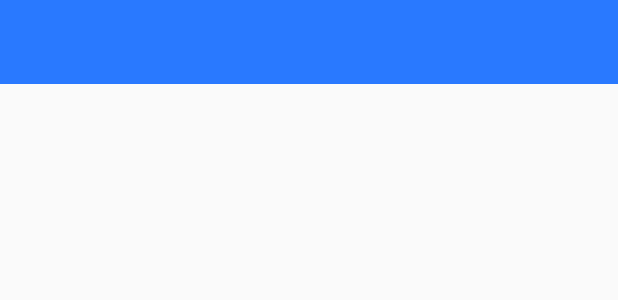
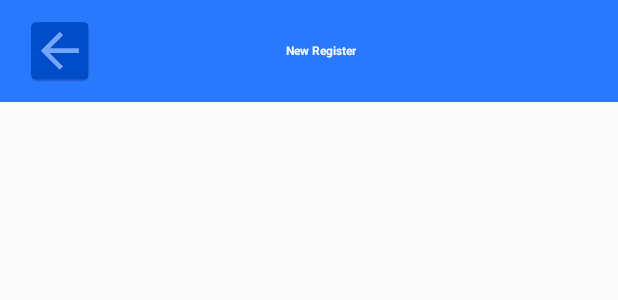
Before and after one commit to bunpodp/WhereSDU, an Android app: the layout register_fragment_layout.xml on its own in the app's theme, with its tools: preview values and no code run, on a phone screen of 412 x 824 dp. Shown: the top 300 px of the screen. Run offline under Robolectric (Android 15) with nearby library versions, the phone set to English and light mode, and no system bars.

Commit message:
Back Controller OK...

```diff
--- a/app/src/main/res/layout/register_fragment_layout.xml
+++ b/app/src/main/res/layout/register_fragment_layout.xml
@@ -9,6 +9,30 @@
         android:layout_height="wrap_content"
         android:padding="10dp">
 
+        <RelativeLayout
+            android:layout_width="match_parent"
+            android:layout_height="wrap_content">
+
+            <ImageView
+                android:id="@+id/imvBack"
+                android:src="@mipmap/ic_back"
+                android:layout_width="wrap_content"
+                android:layout_height="wrap_content" />
+
+            <TextView
+                android:textStyle="bold"
+                android:textColor="@color/textColorPrimary"
+                android:textSize="@dimen/h1"
+                android:layout_centerInParent="true"
+                android:text="@string/NewRegister"
+                android:layout_width="wrap_content"
+                android:layout_height="wrap_content" />
+
+
+
+        </RelativeLayout>
+
+
     </android.support.v7.widget.Toolbar>
 
 </RelativeLayout>
```
Also changed, not shown: app/src/main/java/bunpod/sdu/wheresdu/fragment/MainFragment.java (+10 -0 lines), app/src/main/java/bunpod/sdu/wheresdu/fragment/RegisterFragment.java (+18 -1 lines).
